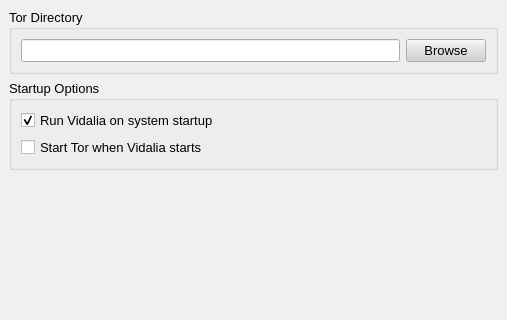
Qt form src/gui/config/generalpage.ui (a-ilin/vidalia) before a commit; both pictures show x 0 to 507 and y 0 to 320 of the 507 by 543 pixel window.
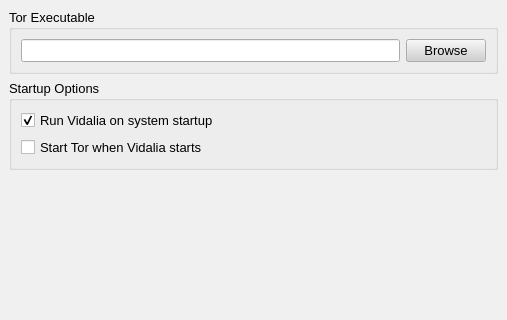
The same form after that commit.

Commit message:
Users now specify the exact Tor executable they want, instead of the path to it. We also make the TorProcess environment inherit the system environment, so a path to Tor isn't required if it exists in the user's $PATH.
svn:r982

```diff
--- a/src/gui/config/generalpage.ui
+++ b/src/gui/config/generalpage.ui
@@ -310,7 +310,7 @@
       <enum>Qt::NoContextMenu</enum>
      </property>
      <property name="title" >
-      <string>Tor Directory</string>
+      <string>Tor Executable</string>
      </property>
      <layout class="QHBoxLayout" >
       <property name="margin" >
```
Left out of the diff: 4 changed lines with no effect on the pictures. The commit also changes 17 other files.
